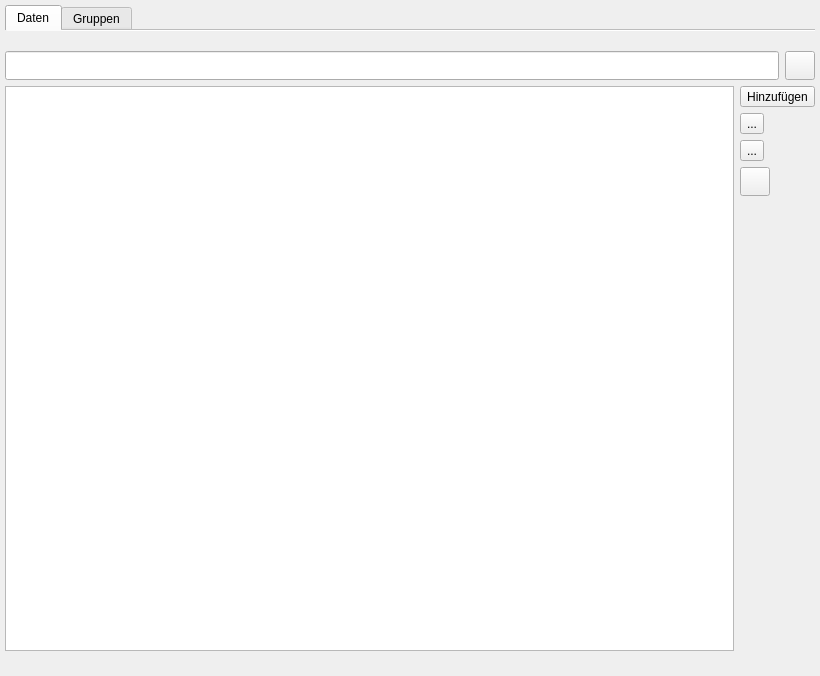
Above: ui/qmemployeesettingswidget.ui from Christian-Kr/QualificationMatrix before the change. Below: the same form after it.
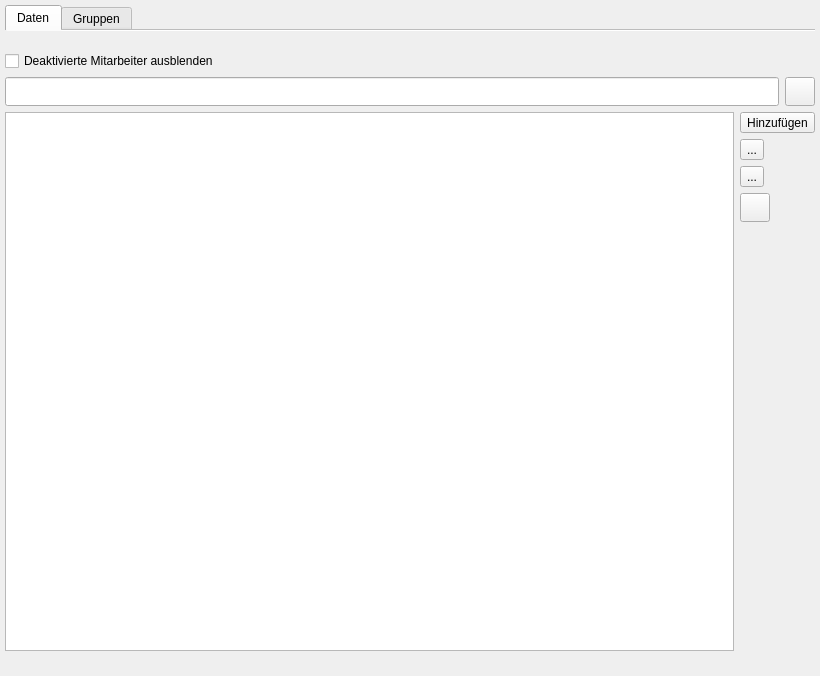
That is the form after the change. Icons and pictures are not drawn.

Commit message: Possibility to hide deactivated employees

Patch:
```diff
--- a/ui/qmemployeesettingswidget.ui
+++ b/ui/qmemployeesettingswidget.ui
@@ -59,6 +59,13 @@
          <property name="rightMargin">
           <number>0</number>
          </property>
+         <item>
+          <widget class="QCheckBox" name="cbHideDeactivated">
+           <property name="text">
+            <string>Deaktivierte Mitarbeiter ausblenden</string>
+           </property>
+          </widget>
+         </item>
          <item>
           <layout class="QHBoxLayout" name="horizontalLayout">
            <item>
```
Left out of the diff: 17 changed lines with no effect on the pictures. The commit also changes 2 other files.
